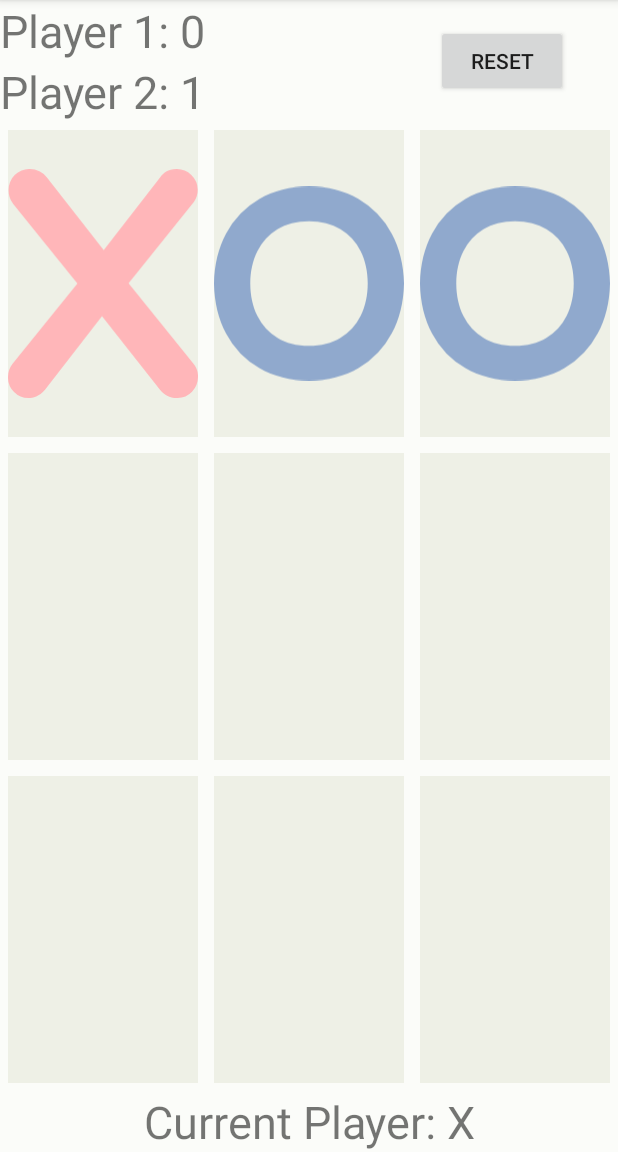
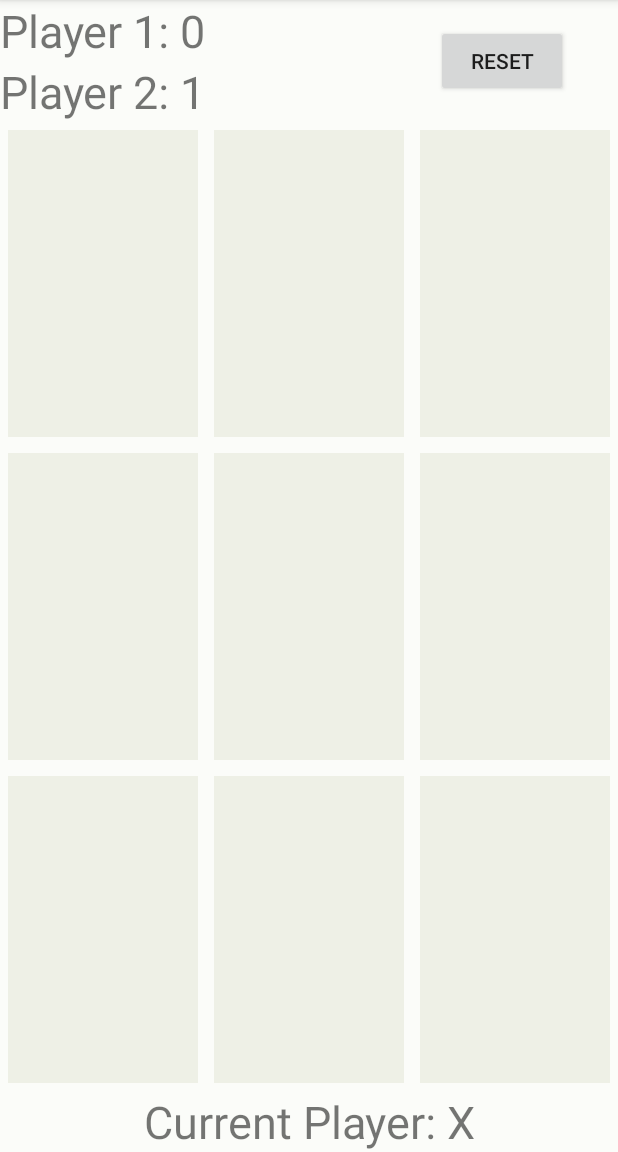
Before and after one commit to bnlake/TicTacToe, an Android app: the RandomActivity screen opened directly, with no data from a screen before it, after a tap on an icon or button, on a phone screen of 412 x 824 dp, the part 84-1236 px from its top. Run offline under Robolectric (Android 15) with nearby library versions, the phone set to English and light mode, and no system bars; 3 other taps on this screen came first.

```diff
--- a/app/src/main/java/com/csci4020/tic_tac_toe/RandomActivity.java
+++ b/app/src/main/java/com/csci4020/tic_tac_toe/RandomActivity.java
@@ -224,6 +224,7 @@ public class RandomActivity extends Activity implements View.OnClickListener
 			for (int j = 0; j < 3; j++)
 			{
 				imageButtons[i][j].setTag("");
+				imageButtons[i][j].setImageResource(0);
 			}
 		}
 
```
